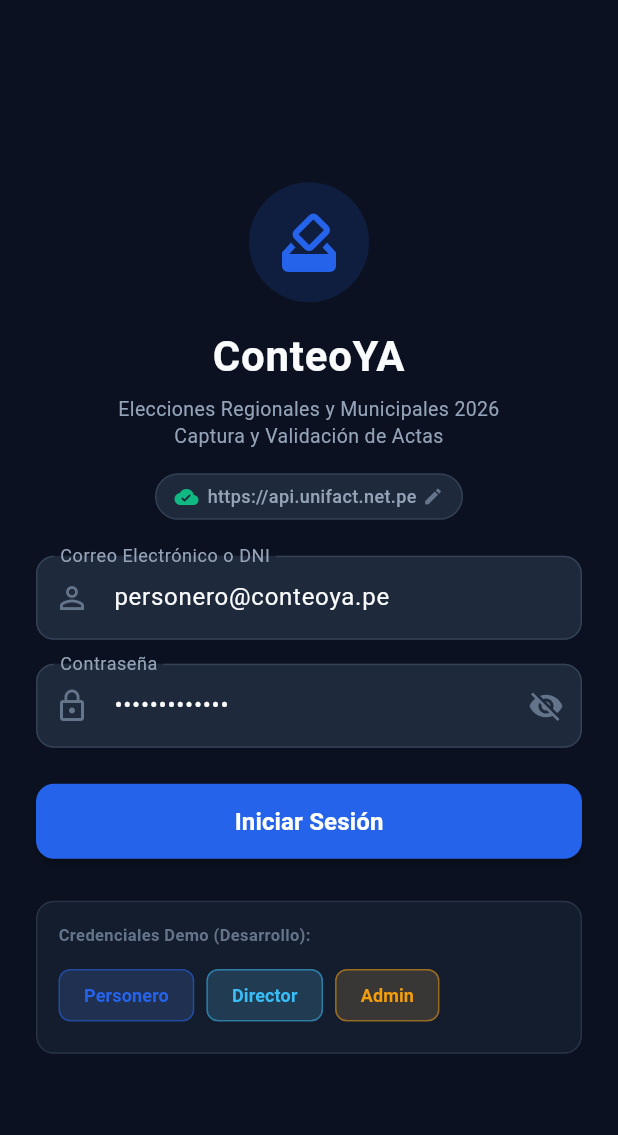
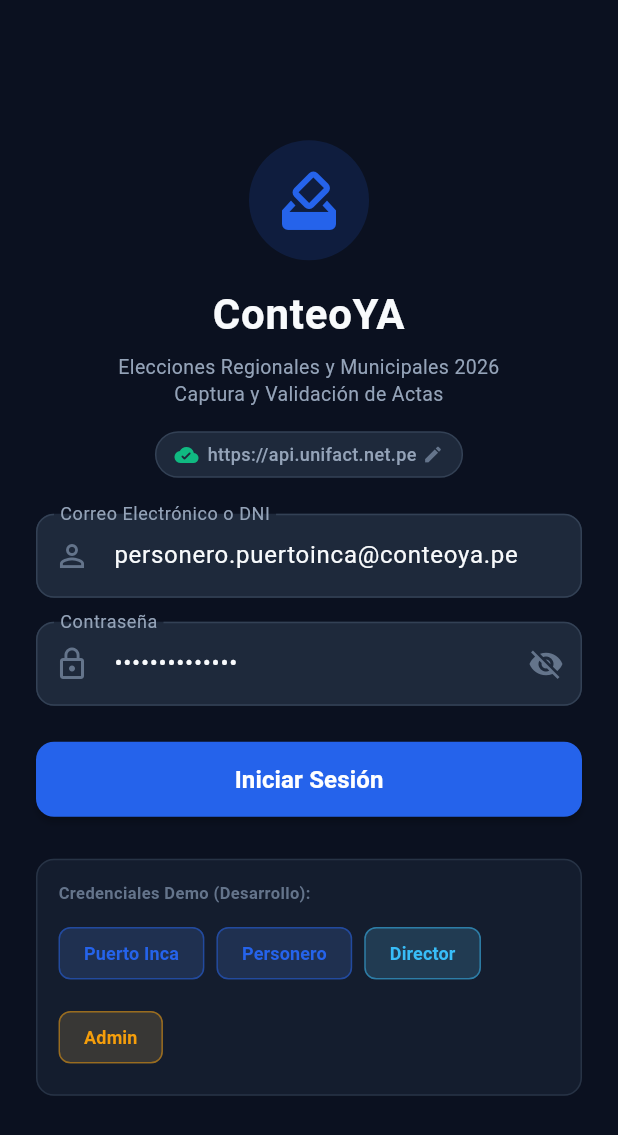
Before and after one commit to farbesdev/conteoya-project, a Flutter app: the screen it shows after launch, on a phone screen of 412 x 824 dp. Shown: the top 1135 px of the screen. Run offline on Flutter 3.47's test engine with Material 3 defaults, Android fonts, the phone set to English and light mode, and no system bars; our stand-ins replace connectivity_plus, dio, drift, flutter_riverpod, image_picker, shared_preferences; accounts and stored records are empty; generated files the repository leaves out were written again.

Commit message:
✨ feat(auth): agregar usuario personero.puertoinca@conteoya.pe asignado a Mesa 040104 (Yuyapichis) por defecto

```diff
--- a/mobile/lib/features/auth/presentation/login_screen.dart
+++ b/mobile/lib/features/auth/presentation/login_screen.dart
@@ -14,8 +14,8 @@ class LoginScreen extends ConsumerStatefulWidget {
 
 class _LoginScreenState extends ConsumerState<LoginScreen> {
   final _formKey = GlobalKey<FormState>();
-  final _emailController = TextEditingController(text: 'personero@conteoya.pe');
-  final _passwordController = TextEditingController(text: 'Personero123!');
+  final _emailController = TextEditingController(text: 'personero.puertoinca@conteoya.pe');
+  final _passwordController = TextEditingController(text: 'Puertoinca123!');
   bool _obscurePassword = true;
 
   @override
@@ -385,6 +385,12 @@ class _LoginScreenState extends ConsumerState<LoginScreen> {
                           runSpacing: 8,
                           children: [
                             _buildRoleChip(
+                              label: 'Puerto Inca',
+                              email: 'personero.puertoinca@conteoya.pe',
+                              pass: 'Puertoinca123!',
+                              color: AppColors.accent,
+                            ),
+                            _buildRoleChip(
                               label: 'Personero',
                               email: 'personero@conteoya.pe',
                               pass: 'Personero123!',
```
Also changed, not shown: mobile/lib/core/database/app_database.dart (+11 -12 lines), 1 other file.
